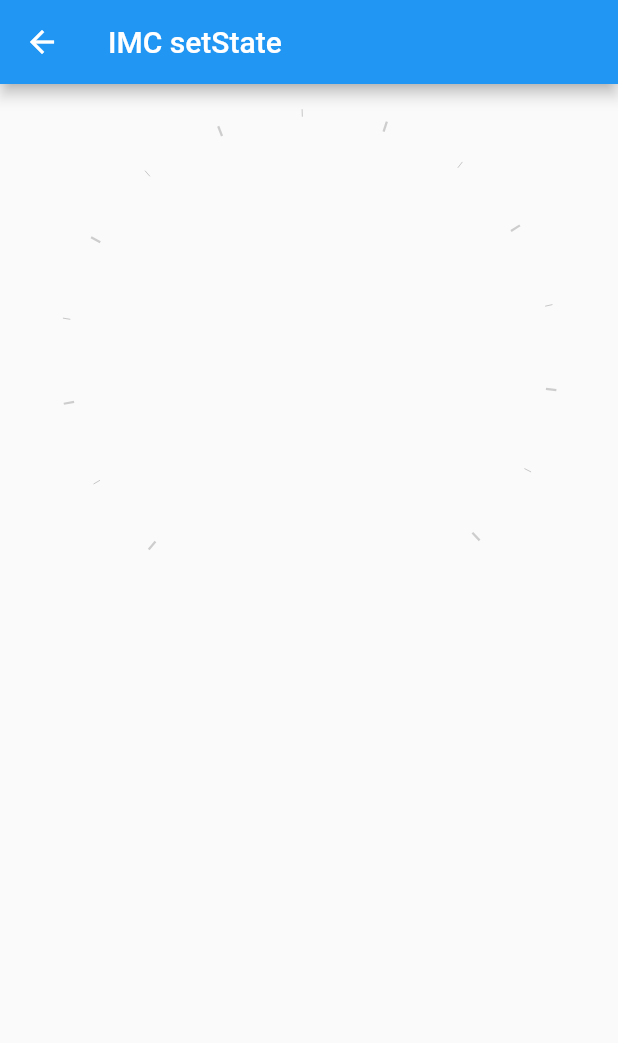
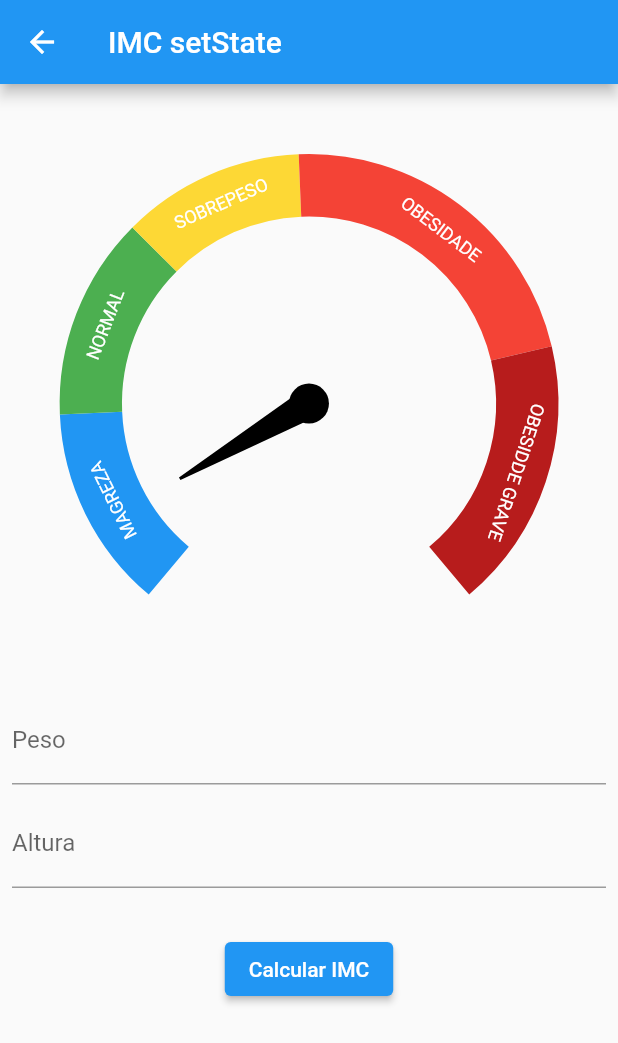
Before and after one commit to JnrMoraes/imc-flutter, a Flutter app: the ImcSetstatePage screen opened directly, on a phone screen of 412 x 824 dp. Shown: the top 1043 px of the screen. Run offline on Flutter 3.47's test engine with Material 2 defaults, Android fonts, the phone set to English and light mode, and no system bars; drawn by our look-alikes of syncfusion_flutter_gauges; our stand-ins replace currency_text_input_formatter.

Commit message:
adding graphic and text field

```diff
--- a/lib/setState/imc_setstate_page.dart
+++ b/lib/setState/imc_setstate_page.dart
@@ -1,8 +1,25 @@
+import 'package:currency_text_input_formatter/currency_text_input_formatter.dart';
 import 'package:flutter/material.dart';
+import 'package:imc/widget/imc_gauce_range.dart';
 import 'package:syncfusion_flutter_gauges/gauges.dart';
 
-class ImcSetstatePage extends StatelessWidget {
+class ImcSetstatePage extends StatefulWidget {
   const ImcSetstatePage({Key? key}) : super(key: key);
+
+  @override
+  State<ImcSetstatePage> createState() => _ImcSetstatePageState();
+}
+
+class _ImcSetstatePageState extends State<ImcSetstatePage> {
+  final pesoEC = TextEditingController();
+  final alturaEC = TextEditingController();
+
+  @override
+  void dispose() {
+    pesoEC.dispose();
+    alturaEC.dispose();
+    super.dispose();
+  }
 
   @override
   Widget build(BuildContext context) {
@@ -15,17 +32,92 @@ class ImcSetstatePage extends StatelessWidget {
           padding: const EdgeInsets.all(8.0),
           child: Column(
             children: [
+              const SizedBox(
+                height: 30,
+              ),
               SfRadialGauge(
                 axes: [
                   RadialAxis(
                     showLabels: false,
                     showAxisLine: false,
+                    showTicks: false,
                     minimum: 12.5,
                     maximum: 47.9,
-                    ranges: const [],
+                    ranges: [
+                      ImcGauceRange(
+                          color: Colors.blue,
+                          start: 12.5,
+                          end: 18.5,
+                          label: 'MAGREZA'),
+                      ImcGauceRange(
+                          color: Colors.green,
+                          start: 18.5,
+                          end: 24.5,
+                          label: 'NORMAL'),
+                      ImcGauceRange(
+                          color: Colors.yellow[600]!,
+                          start: 24.5,
+                          end: 29.9,
+                          label: 'SOBREPESO'),
+                      ImcGauceRange(
+                          color: Colors.red[500]!,
+                          start: 29.9,
+                          end: 39.9,
+                          label: 'OBESIDADE'),
+                      ImcGauceRange(
+                          color: Colors.red[900]!,
+                          start: 39.9,
+                          end: 47.9,
+                          label: 'OBESIDDE GRAVE'),
+                    ],
+                    pointers: [
+                      NeedlePointer(
+                        value: 15,
+                        enableAnimation: true,
+                      ),
+                    ],
                   )
                 ],
-              )
+              ),
+              const SizedBox(
+                height: 20,
+              ),
+              TextFormField(
+                controller: pesoEC,
+                keyboardType: TextInputType.number,
+                decoration: const InputDecoration(labelText: 'Peso'),
+                inputFormatters: [
+                  CurrencyTextInputFormatter(
+                    locale: 'pt_BR',
+                    symbol: '',
+                    turnOffGrouping: true,
+                    decimalDigits: 2,
+                  )
+                ],
+              ),
+              const SizedBox(
+                height: 10,
+              ),
+              TextFormField(
+                controller: alturaEC,
+                keyboardType: TextInputType.number,
+                decoration: const InputDecoration(labelText: 'Altura'),
+                inputFormatters: [
+                  CurrencyTextInputFormatter(
+                    locale: 'pt_BR',
+                    symbol: '',
+                    turnOffGrouping: true,
+                    decimalDigits: 2,
+                  )
+                ],
+              ),
+              const SizedBox(
+                height: 30,
+              ),
+              ElevatedButton(
+                onPressed: () {},
+                child: const Text('Calcular IMC'),
+              ),
             ],
           ),
         ),
--- /dev/null
+++ b/lib/widget/imc_gauce_range.dart
@@ -0,0 +1,21 @@
+import 'dart:ui';
+
+import 'package:syncfusion_flutter_gauges/gauges.dart';
+
+class ImcGauceRange extends GaugeRange {
+  ImcGauceRange({
+    super.key,
+    required Color color,
+    required double start,
+    required double end,
+    required String label,
+  }) : super(
+            startValue: start,
+            endValue: end,
+            color: color,
+            label: label,
+            sizeUnit: GaugeSizeUnit.factor,
+            labelStyle: const GaugeTextStyle(fontFamily: 'Times', fontSize: 12),
+            startWidth: 0.25,
+            endWidth: 0.25);
+}
```
